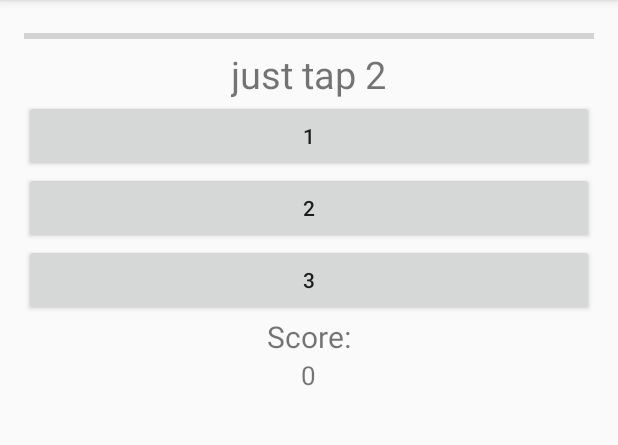
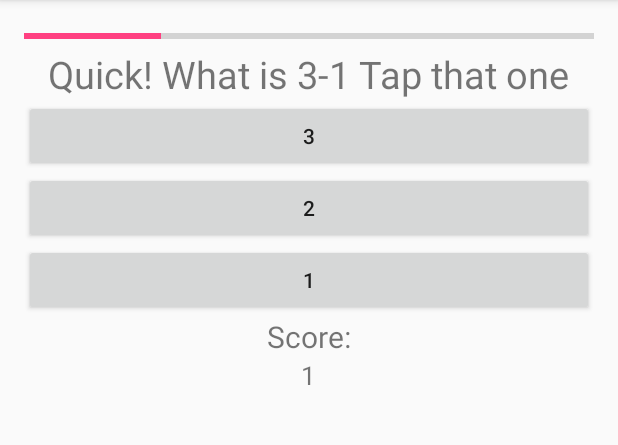
Before and after one commit to ankan1097/Tap-me, an Android app: the GameActivity screen opened directly, with no data from a screen before it, on a phone screen of 412 x 824 dp, the part 84-529 px from its top. Run offline under Robolectric (Android 15) with nearby library versions, the light colour scheme and no system bars.

Commit message:
more Qs added

```diff
--- a/app/src/main/java/com/example/ankan/thinkb4utap/GameActivity.java
+++ b/app/src/main/java/com/example/ankan/thinkb4utap/GameActivity.java
@@ -48,8 +48,9 @@ public class GameActivity extends AppCompatActivity {
                 if (Integer.parseInt(bt1.getText().toString()) == ans) {
                     ans=(int)(Math.random()*4);
                     getquestion(ans);
-                    setButtntext();
-                    score++;
+                    if( ((int)(Math.random() * 10)) <=2 ) {//30% chance
+                        setButtntext();
+                    }                    score++;
                     scr.setText(""+score);
                     i=0;
                     mCountDownTimer.cancel();
@@ -70,8 +71,9 @@ public class GameActivity extends AppCompatActivity {
 
                     ans = (int) (Math.random() * 4);
                     getquestion(ans);
-                    setButtntext();
-                    score++;
+                    if( ((int)(Math.random() * 10)) <=2 ) {//30% chance
+                        setButtntext();
+                    }                    score++;
                     scr.setText(""+score);
                     i=0;
                     mCountDownTimer.cancel();
@@ -92,7 +94,9 @@ public class GameActivity extends AppCompatActivity {
                 if ( Integer.parseInt(bt3.getText().toString()) == ans ){
                     ans=(int)(Math.random()*4);
                     getquestion(ans);
-                    setButtntext();
+                    if( ((int)(Math.random() * 10)) <=2 ) {//30% chance
+                        setButtntext();
+                    }
                     score++;
                     scr.setText(""+score);
                     i=0;
@@ -121,10 +125,36 @@ public class GameActivity extends AppCompatActivity {
     }
 
     public void getquestion(int Qch) {
-        String[] Q0 = {"wait", "just wait", "do nothing", "It wont be long"};
-        String[] Q1 = {"tap 1", "just tap 1", "do not tap 2 tap 1", "don't tap 3 tap 1"};
-        String[] Q2 = {"tap 2", "just tap 2", "do not tap 1 tap 2", "don't tap 3 tap 2"};
-        String[] Q3 = {"tap 3", "just tap 3", "do not tap 1 tap 3", "don't tap 2 tap 3"};
+        String[] Q0 = { "wait","W-A-I-T","sit for 2 seconds", "just wait", "do nothing", "It wont be long",
+                "dont tap 1 or 2 or 3","next one is :","next one is comming just wait",
+                "tap nothing","T-A-P nothing","TAP 2 for defeat","TAP 1 if You want to end this",
+                "TAP 2 if You want to end this","TAP 3 or 1 if You accept defeat","TAP 3 to sleep",};
+
+        String[] Q1 = {"tap 1", "just tap 1", "do not tap 2 tap 1", "don't tap 3 tap 1",
+                "tap 1 to go to next one", "just tap 1 to go to next one", "do not tap 2 tap 1 to go to next one",
+                "don't tap 3 or 2 tap 1 to go to next one","What is 2-1 Tap that one","What is 3-2 Tap that one",
+                "tap 1 and wait", "just tap 1 and wait", "do not TAP2 TAP1",
+                "don't T-A-P 3 T-A-P 1","sqrt(3249)/19 = ? don't calculate just tap 1",
+                "Answer of (221/17-11)is?  and tap 1 for next","TAP 1 if You want to go to next level",
+                "TAP 1 if You want to increase score"};
+
+        String[] Q2 = {"tap 2", "just tap 2", "do not tap 3 tap 2", "don't tap 1 tap 2",
+                "tap 2 to go to next one", "just tap 2 to go to next one", "do not tap 3 tap 1 to go to next one",
+                "don't tap 3 or 1 tap 2 to go to next one","What is 3-1 Tap that one","What is 1+1 Tap that one",
+                "tap 2 and wait", "just tap 2 and wait", "do not TAP3 TAP2",
+                "don't T-A-P 3 T-A-P 2","sqrt(5249)/19 = ? don't calculate just tap 2",
+                "Answer of (251/17-11)is?  and tap 2 for next","TAP 2 if You want to go to next level",
+                "TAP 2 if You want to increase score"};
+
+        String[] Q3 = {"tap 3", "just tap 3", "do not tap 2 tap 3", "don't tap 1 tap 3",
+                "tap 3 to go to next one", "just tap 3 to go to next level", "do not tap 2 tap 3 to go to next one",
+                "don't tap 1 or 2 tap 3 to go to next one","What is 2+1 Tap that one","What is 3-0 Tap that one",
+                "tap 3 and wait", "just tap 3 and wait", "do not TAP2 TAP3",
+                "don't T-A-P 1 T-A-P 3","sqrt(3249)/17 = ? don't calculate just tap 3",
+                "Answer of (371/23-12)is?  and tap 3 for next","TAP 3 if You want to go to next level",
+                "TAP 3 if You want to increase score"};
+
+        String[] Pre={"Now ","If You are alive ","If You are living ","Quick! ","Ready, ","Simon Says, ","Ahana Says, ","You must "};
 
         int ch;
         String qesn;
@@ -142,6 +172,10 @@ public class GameActivity extends AppCompatActivity {
                 qesn = Q3[(int) (Math.random() * Q3.length)];
                 break;
         }
+        if( ((int)(Math.random() * 10)) <=3 ){//40% chance
+            qesn=Pre[(int) (Math.random() * Pre.length)] + qesn;
+        }
+
         qtext.setText(qesn);
     }
 
```
